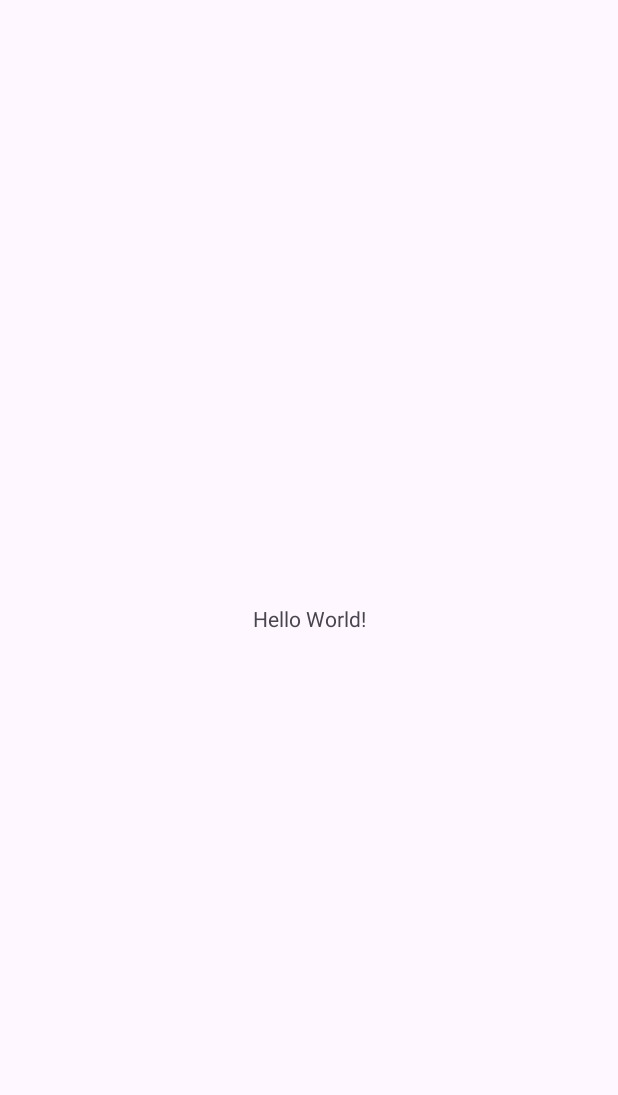
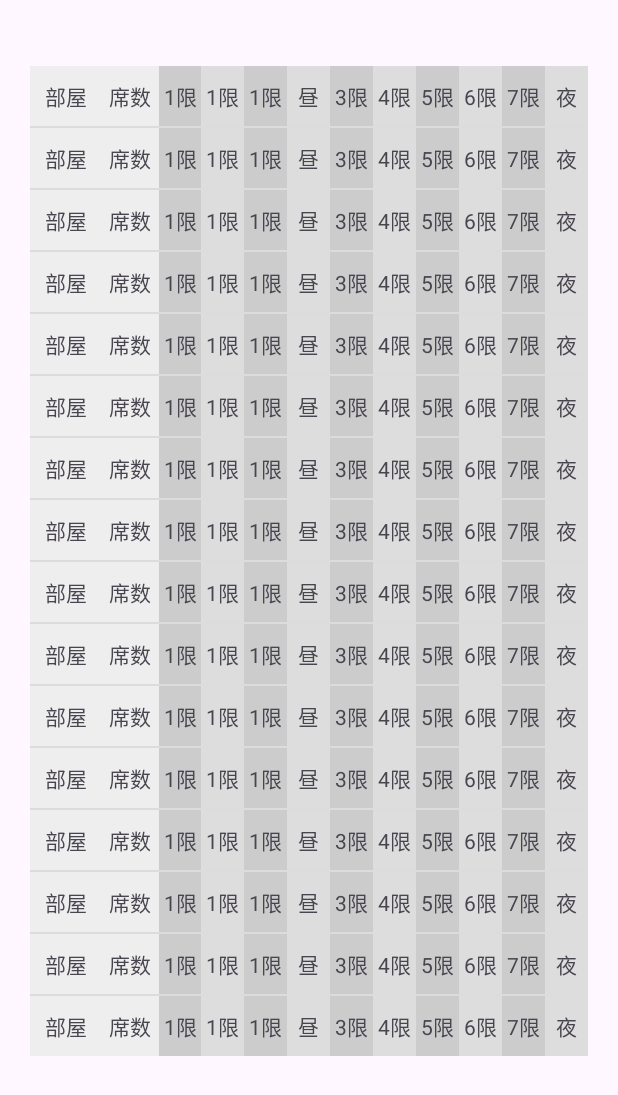
Before and after one commit to takumi284/Huck-U, an Android app: the screen it shows after launch (MainActivity before the commit, ViewActivity after it), on a phone screen of 412 x 824 dp. Before the commit the part shown is almost empty. Shown: the top 1095 px of the screen. Run offline under Robolectric (Android 15) with nearby library versions, the phone set to English and light mode, and no system bars.

Commit message:
表を作成(中身はまだ)

```diff
--- a/app/src/main/AndroidManifest.xml
+++ b/app/src/main/AndroidManifest.xml
@@ -14,12 +14,6 @@
         tools:targetApi="31">
         <activity
             android:name=".ViewActivity"
-            android:exported="false" />
-        <activity
-            android:name=".MapActivity"
-            android:exported="false" />
-        <activity
-            android:name=".MainActivity"
             android:exported="true">
             <intent-filter>
                 <action android:name="android.intent.action.MAIN" />
@@ -27,6 +21,14 @@
                 <category android:name="android.intent.category.LAUNCHER" />
             </intent-filter>
         </activity>
+        <activity
+            android:name=".MapActivity"
+            android:exported="false">
+        </activity>
+        <activity
+            android:name=".MainActivity"
+            android:exported="false">
+        </activity>
     </application>
 
 </manifest>
--- /dev/null
+++ b/app/src/main/java/jp/ac/meijou/android/huck_u/MyAdapter.java
@@ -0,0 +1,60 @@
+package jp.ac.meijou.android.huck_u;
+
+import android.view.LayoutInflater;
+import android.view.View;
+import android.view.ViewGroup;
+import android.widget.TextView;
+
+import androidx.annotation.NonNull;
+import androidx.recyclerview.widget.RecyclerView;
+import java.util.List;
+
+public class MyAdapter extends RecyclerView.Adapter<MyAdapter.ViewHolder> {
+
+    private List<String> data;
+
+    public MyAdapter(List<String> data) {
+        this.data = data;
+    }
+
+    @NonNull
+    @Override
+    public ViewHolder onCreateViewHolder(@NonNull ViewGroup parent, int viewType) {
+        View view = LayoutInflater.from(parent.getContext()).inflate(R.layout.list_item, parent, false);
+        return new ViewHolder(view);
+    }
+
+    @Override
+    public void onBindViewHolder(@NonNull ViewHolder holder, int position) {
+        // データのバインド
+        holder.morningView.setText(data.get(position));
+        holder.View1.setText(data.get(position));
+        holder.View2.setText(data.get(position));
+    }
+
+    @Override
+    public int getItemCount() {
+        return data.size();
+    }
+
+    public static class ViewHolder extends RecyclerView.ViewHolder {
+        public TextView morningView, View1, View2, noonView,
+                        View3, View4, View5, View6,
+                        View7, nightView;
+
+        public ViewHolder(@NonNull View itemView) {
+            super(itemView);
+            // 三分割のTextViewを取得
+            morningView = itemView.findViewById(R.id.morningView);
+            View1 = itemView.findViewById(R.id.View1);
+            View2 = itemView.findViewById(R.id.View2);
+            noonView = itemView.findViewById(R.id.noonView);
+            View3 = itemView.findViewById(R.id.View3);
+            View4 = itemView.findViewById(R.id.View4);
+            View5 = itemView.findViewById(R.id.View5);
+            View6= itemView.findViewById(R.id.View6);
+            View7 = itemView.findViewById(R.id.View7);
+            nightView = itemView.findViewById(R.id.nightView);
+        }
+    }
+}
--- a/app/src/main/java/jp/ac/meijou/android/huck_u/ViewActivity.java
+++ b/app/src/main/java/jp/ac/meijou/android/huck_u/ViewActivity.java
@@ -1,14 +1,41 @@
 package jp.ac.meijou.android.huck_u;
+
+import android.os.Bundle;
+import androidx.recyclerview.widget.DividerItemDecoration;
+import androidx.recyclerview.widget.LinearLayoutManager;
+import androidx.recyclerview.widget.RecyclerView;
+import java.util.ArrayList;
+import java.util.List;
 
 import androidx.appcompat.app.AppCompatActivity;
 
-import android.os.Bundle;
+import jp.ac.meijou.android.huck_u.databinding.ActivityViewBinding;
 
 public class ViewActivity extends AppCompatActivity {
+
+    private ActivityViewBinding binding;
 
     @Override
     protected void onCreate(Bundle savedInstanceState) {
         super.onCreate(savedInstanceState);
-        setContentView(R.layout.activity_view);
+        binding = ActivityViewBinding.inflate(getLayoutInflater());
+        setContentView(binding.getRoot());
+
+        RecyclerView recyclerView = findViewById(R.id.recyclerView);
+        recyclerView.setLayoutManager(new LinearLayoutManager(this));
+
+        // 区切り線を追加
+        DividerItemDecoration dividerItemDecoration = new DividerItemDecoration(recyclerView.getContext(), DividerItemDecoration.VERTICAL);
+        recyclerView.addItemDecoration(dividerItemDecoration);
+
+        // ダミーデータを生成
+        List<String> data = new ArrayList<>();
+        for (int i = 0; i < 30; i++) {
+            data.add("1限");
+        }
+
+        // アダプターをセット
+        MyAdapter adapter = new MyAdapter(data);
+        recyclerView.setAdapter(adapter);
     }
 }
--- a/app/src/main/res/layout/activity_view.xml
+++ b/app/src/main/res/layout/activity_view.xml
@@ -6,4 +6,16 @@
     android:layout_height="match_parent"
     tools:context=".ViewActivity">
 
+    <androidx.recyclerview.widget.RecyclerView
+        android:id="@+id/recyclerView"
+        android:layout_width="404dp"
+        android:layout_height="692dp"
+        android:layout_marginStart="4dp"
+        android:layout_marginTop="28dp"
+        android:divider="@android:color/black"
+        android:dividerHeight="1dp"
+        android:padding="16dp"
+        app:layout_constraintStart_toStartOf="parent"
+        app:layout_constraintTop_toTopOf="parent" />
+
 </androidx.constraintlayout.widget.ConstraintLayout>
--- /dev/null
+++ b/app/src/main/res/layout/list_item.xml
@@ -0,0 +1,113 @@
+<?xml version="1.0" encoding="utf-8"?>
+<LinearLayout
+    xmlns:android="http://schemas.android.com/apk/res/android"
+    android:layout_width="match_parent"
+    android:layout_height="wrap_content"
+    android:orientation="horizontal">
+
+    <!-- 三分割のビュー -->
+    <TextView
+        android:id="@+id/roomView"
+        android:layout_width="20dp"
+        android:layout_height="40dp"
+        android:layout_weight="1"
+        android:background="#EEEEEE"
+        android:gravity="center"
+        android:text="部屋" />
+
+    <TextView
+        android:id="@+id/seatView"
+        android:layout_width="10dp"
+        android:layout_height="40dp"
+        android:layout_weight="1"
+        android:background="#EEEEEE"
+        android:gravity="center"
+        android:text="席数" />
+
+    <TextView
+        android:id="@+id/morningView"
+        android:layout_width="0dp"
+        android:layout_height="40dp"
+        android:layout_weight="1"
+        android:background="#CCCCCC"
+        android:gravity="center"
+        android:text="朝" />
+    <TextView
+        android:id="@+id/View1"
+        android:layout_width="0dp"
+        android:layout_height="40dp"
+        android:layout_weight="1"
+        android:background="#DDDDDD"
+        android:gravity="center"
+        android:text="1限" />
+
+    <TextView
+        android:id="@+id/View2"
+        android:layout_width="0dp"
+        android:layout_height="40dp"
+        android:layout_weight="1"
+        android:background="#CCCCCC"
+        android:gravity="center"
+        android:text="2限" />
+
+    <TextView
+        android:id="@+id/noonView"
+        android:layout_width="0dp"
+        android:layout_height="40dp"
+        android:layout_weight="1"
+        android:background="#DDDDDD"
+        android:gravity="center"
+        android:text="昼" />
+    <TextView
+        android:id="@+id/View3"
+        android:layout_width="0dp"
+        android:layout_height="40dp"
+        android:layout_weight="1"
+        android:background="#CCCCCC"
+        android:gravity="center"
+        android:text="3限" />
+
+    <TextView
+        android:id="@+id/View4"
+        android:layout_width="0dp"
+        android:layout_height="40dp"
+        android:layout_weight="1"
+        android:background="#DDDDDD"
+        android:gravity="center"
+        android:text="4限" />
+
+    <TextView
+        android:id="@+id/View5"
+        android:layout_width="0dp"
+        android:layout_height="40dp"
+        android:layout_weight="1"
+        android:background="#CCCCCC"
+        android:gravity="center"
+        android:text="5限" />
+    <TextView
+        android:id="@+id/View6"
+        android:layout_width="0dp"
+        android:layout_height="40dp"
+        android:layout_weight="1"
+        android:background="#DDDDDD"
+        android:gravity="center"
+        android:text="6限" />
+
+    <TextView
+        android:id="@+id/View7"
+        android:layout_width="0dp"
+        android:layout_height="40dp"
+        android:layout_weight="1"
+        android:background="#CCCCCC"
+        android:gravity="center"
+        android:text="7限" />
+
+    <TextView
+        android:id="@+id/nightView"
+        android:layout_width="0dp"
+        android:layout_height="40dp"
+        android:layout_weight="1"
+        android:background="#DDDDDD"
+        android:gravity="center"
+        android:text="夜" />
+</LinearLayout>
```
